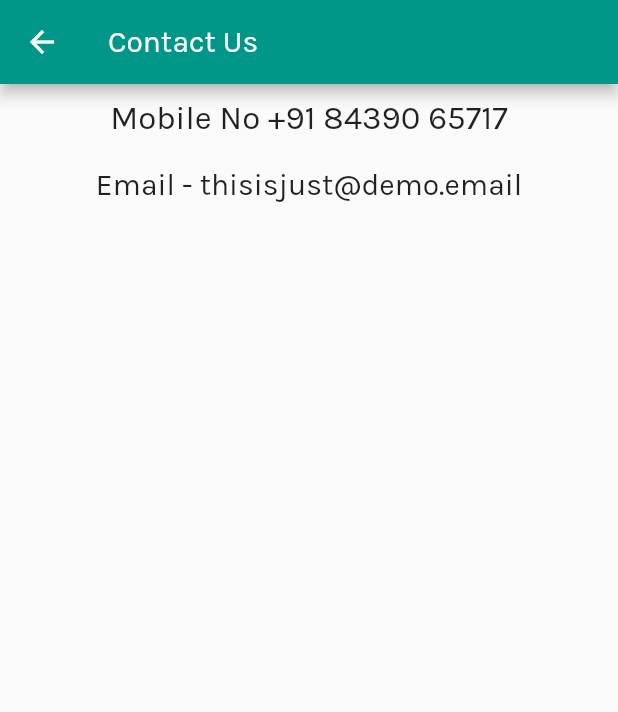
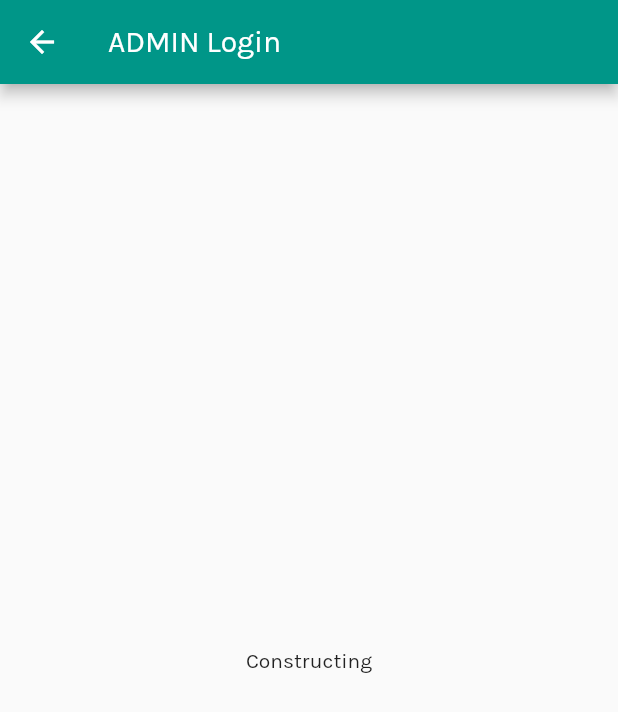
Before and after one commit to ashishs07/sarvodian, a Flutter app: the MyHomePage screen opened by its route, in the side drawer, after a tap on "Contact Us", on a phone screen of 412 x 824 dp. Shown: the top 712 px of the screen. Run offline on Flutter 3.47's test engine with Material 2 defaults, Android fonts, the phone set to English and light mode, and no system bars; accounts and stored records are empty.

Commit message:
Adding Admin Controls

```diff
--- a/lib/main.dart
+++ b/lib/main.dart
@@ -1,7 +1,7 @@
 import 'package:flutter/material.dart';
 import 'package:scoped_model/scoped_model.dart';
 
-import './scoped-models/main_smodel.dart';
+import 'package:sarvodian/scoped-models/main_smodel.dart';
 
 import 'package:sarvodian/homepage.dart';
 import 'package:sarvodian/pages/auth.dart';
@@ -38,7 +38,7 @@ class _MyAppState extends State<MyApp> {
               foregroundColor: Colors.teal,
               backgroundColor: Colors.white,
             ),
-            iconTheme: IconThemeData(color: Colors.white)),
+            iconTheme: IconThemeData(color: Colors.black)),
         routes: {
           '/': (BuildContext context) => AuthPage(),
           '/home': (BuildContext context) => MyHomePage(),
--- a/lib/pages/auth.dart
+++ b/lib/pages/auth.dart
@@ -2,9 +2,9 @@
 import 'package:flutter/material.dart';
 import 'package:scoped_model/scoped_model.dart';
 
-import '../scoped-models/main_smodel.dart';
+import 'package:sarvodian/scoped-models/main_smodel.dart';
 
-import '../widgets/UI elements/10pxsizedbox.dart';
+import 'package:sarvodian/widgets/UI elements/10pxsizedbox.dart';
 
 class AuthPage extends StatefulWidget {
   @override
--- a/lib/scoped-models/Connected_questions.dart
+++ b/lib/scoped-models/Connected_questions.dart
@@ -1,7 +1,7 @@
 import 'package:scoped_model/scoped_model.dart';
 
-import '../models/question_model.dart';
-import '../models/user_model.dart';
+import 'package:sarvodian/models/question_model.dart';
+import 'package:sarvodian/models/user_model.dart';
 
 mixin ConnectedQuestions on Model {
   List<QuestionModel> _questions = [];
--- a/lib/widgets/UI elements/colordividerline.dart
+++ b/lib/widgets/UI elements/colordividerline.dart
@@ -1,10 +1,13 @@
 import 'package:flutter/material.dart';
 
 class ColorDividerLine extends StatelessWidget {
+  final double width;
+
+  ColorDividerLine(this.width);
   @override
   Widget build(BuildContext context) {
     return Container(
-      margin: EdgeInsets.symmetric(horizontal: 10.0),
+      margin: EdgeInsets.symmetric(horizontal: width),
       height: 1.0,
       color: Theme.of(context).primaryColor,
     );
--- /dev/null
+++ b/lib/widgets/admin_controls/admin_login.dart
@@ -0,0 +1,22 @@
+import 'package:flutter/material.dart';
+
+class AdminLogin extends StatefulWidget {
+  @override
+  State<StatefulWidget> createState() {
+    return _AdminLoginState();
+  }
+}
+
+class _AdminLoginState extends State<AdminLogin> {
+  @override
+  Widget build(BuildContext context) {
+    return Scaffold(
+      appBar: AppBar(
+        title: Text('ADMIN Login'),
+      ),
+      body: Center(
+        child: Text('Constructing'),
+      ),
+    );
+  }
+}
--- a/lib/widgets/questions_widgets/homedrawer.dart
+++ b/lib/widgets/questions_widgets/homedrawer.dart
@@ -5,6 +5,8 @@ import 'package:sarvodian/pages/batchtimingspage.dart';
 import 'package:sarvodian/pages/sarvodayateam.dart';
 import 'package:sarvodian/pages/studentspage.dart';
 import 'package:sarvodian/pages/contactpage.dart';
+
+import 'package:sarvodian/widgets/admin_controls/admin_login.dart';
 
 class HomeDrawer extends StatelessWidget {
   Widget _buildBrowseListTile(BuildContext context) {
@@ -72,6 +74,17 @@ class HomeDrawer extends StatelessWidget {
       leading: Icon(Icons.call),
       title: Text('Contact Us'),
       onTap: () {
+        Navigator.push(context,
+            MaterialPageRoute(builder: (BuildContext context) => AdminLogin()));
+      },
+    );
+  }
+
+  Widget _buildAdminListTile(BuildContext context) {
+    return ListTile(
+      leading: Icon(Icons.control_point),
+      title: Text('Admin Controls'),
+      onTap: () {
         Navigator.push(
             context,
             MaterialPageRoute(
@@ -103,6 +116,7 @@ class HomeDrawer extends StatelessWidget {
           _buildTeamListTile(context),
           _buildMeritListTile(context),
           _buildContactListTile(context),
+          _buildAdminListTile(context),
         ],
       ),
     );
--- a/lib/widgets/questions_widgets/homefloatingbutton.dart
+++ b/lib/widgets/questions_widgets/homefloatingbutton.dart
@@ -1,7 +1,7 @@
 import 'package:flutter/material.dart';
 import 'package:scoped_model/scoped_model.dart';
 
-import '../../scoped-models/main_smodel.dart';
+import 'package:sarvodian/scoped-models/main_smodel.dart';
 
 class MainFloatingButton extends StatefulWidget {
   @override
```
Also changed, not shown: lib/widgets/questions_widgets/answerpage.dart (+4 -3 lines), lib/widgets/questions_widgets/question_card.dart (+27 -9 lines).
